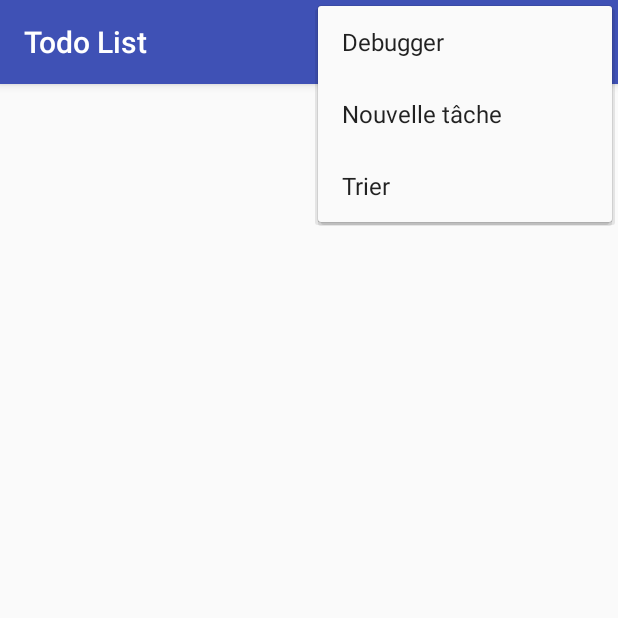
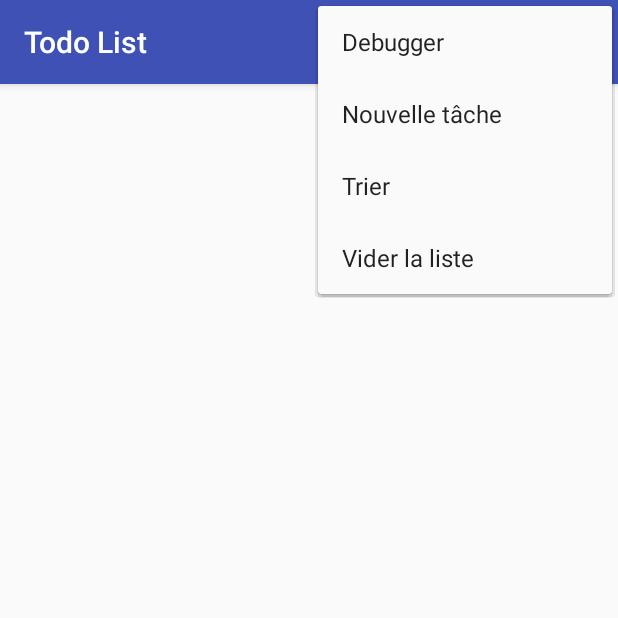
Before and after one commit to CharlemagneWorkReference/TD_Dev_Mobile_Todo_List, an Android app: the screen it shows after launch (MainActivity), with the options menu open, on a phone screen of 412 x 824 dp, the top half of it. Run offline under Robolectric (Android 15) with nearby library versions, the phone set to English and light mode, and no system bars.

Commit message:
Question 2

```diff
--- a/app/src/main/res/menu/main_menu.xml
+++ b/app/src/main/res/menu/main_menu.xml
@@ -12,4 +12,6 @@
         android:title="@string/task_add"/>
     <item android:id="@+id/tir_item"
         android:title="@string/tri_item"/>
+    <item android:id="@+id/void_item"
+        android:title="@string/void_item"/>
 </menu>
--- a/app/src/main/res/values/strings.xml
+++ b/app/src/main/res/values/strings.xml
@@ -9,6 +9,7 @@
     <string name="debugger">Debugger</string>
     <string name="task_add">Nouvelle tâche</string>
     <string name="tri_item">Trier</string>
+    <string name="void_item">Vider la liste</string>
 
     <string name="task_desc">Description de la tâche</string>
     <string name="add">Ajouter</string>
```
Also changed, not shown: app/src/main/java/com/linkpulsion/todolist/MainActivity.java (+15 -3 lines).
